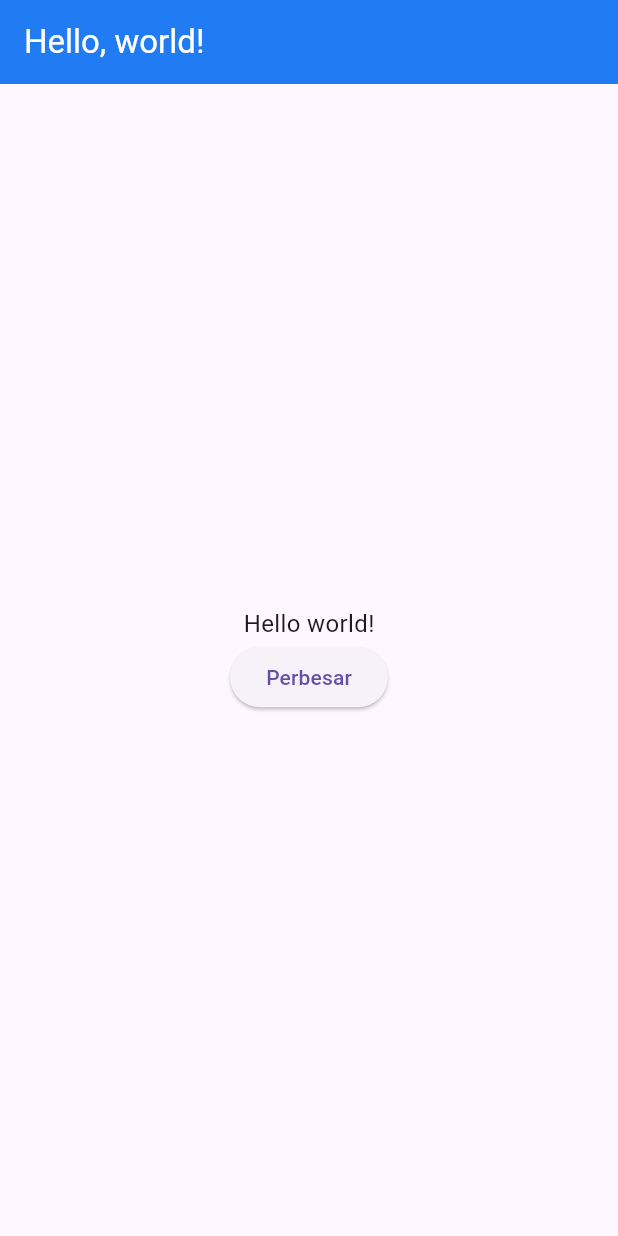
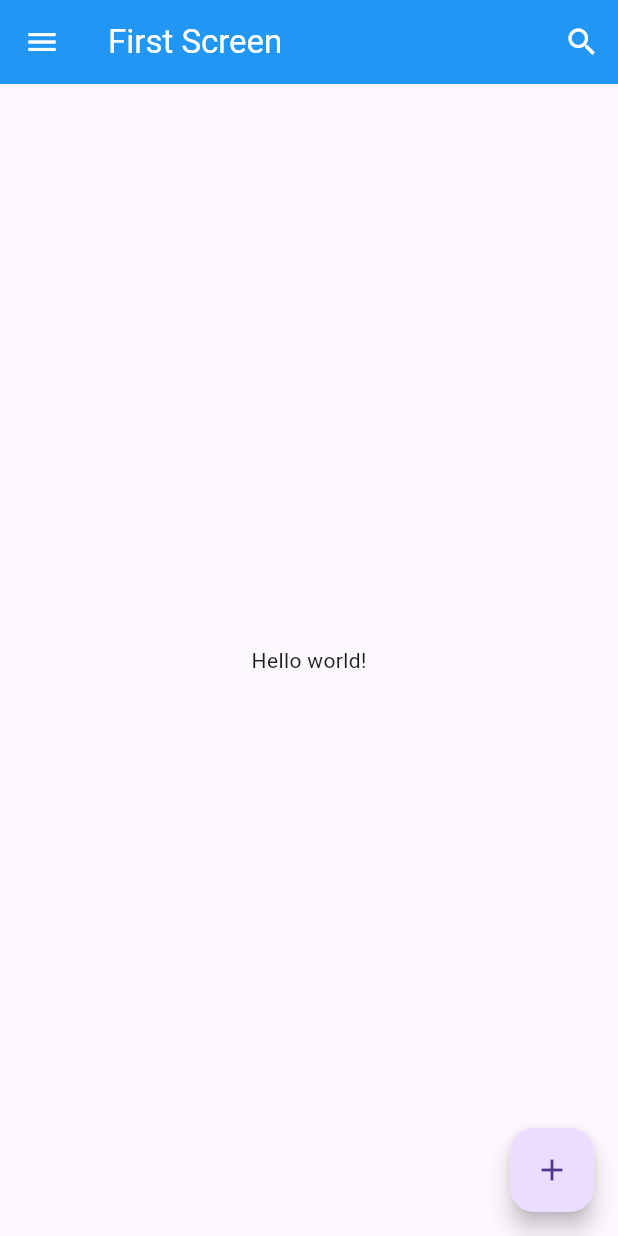
Before and after one commit to alriansyah/flutter-dicoding, a Flutter app: the screen it shows after launch, on a phone screen of 412 x 824 dp. Run offline on Flutter 3.47's test engine with Material 3 defaults, Android fonts, the phone set to English and light mode, and no system bars.

Commit message:
Scaffold

```diff
--- /dev/null
+++ b/Flutter Dasar/flutter_materi/lib/3-Scafold.dart
@@ -0,0 +1,41 @@
+import 'package:flutter/material.dart';
+
+class FirstScreen extends StatelessWidget {
+  const FirstScreen({Key? key}) : super(key: key);
+
+  @override
+  Widget build(BuildContext context) {
+    return Scaffold(
+      appBar: AppBar(
+        title: const Text('First Screen',
+            style: TextStyle(
+              color: Colors.white,
+            )),
+        actions: <Widget>[
+          IconButton(
+            icon: const Icon(
+              Icons.search,
+              color: Colors.white,
+            ),
+            onPressed: () {},
+          ),
+        ],
+        leading: IconButton(
+          icon: const Icon(
+            Icons.menu,
+            color: Colors.white,
+          ),
+          onPressed: () {},
+        ),
+        backgroundColor: Colors.blue,
+      ),
+      body: const Center(
+        child: Text('Hello world!'),
+      ),
+      floatingActionButton: FloatingActionButton(
+        child: const Icon(Icons.add),
+        onPressed: () {},
+      ),
+    );
+  }
+}
--- a/Flutter Dasar/flutter_materi/lib/main.dart
+++ b/Flutter Dasar/flutter_materi/lib/main.dart
@@ -1,6 +1,7 @@
 import 'package:flutter/material.dart';
 import './1-StatelessWidget.dart';
-import './2-StateFulWidget.dart';
+import '2-StatefulWidget.dart';
+import './3-Scafold.dart';
 
 void main() {
   runApp(MyApp());
@@ -14,21 +15,7 @@
       theme: ThemeData(
         primarySwatch: Colors.blue,
       ),
-      home: Scaffold(
-        appBar: AppBar(
-          title: Text('Hello, world!', style: TextStyle(color: Colors.white)),
-          backgroundColor: Color.fromARGB(255, 33, 124, 243),
-        ),
-        // body: Center(
-        //   child: Heading(
-        //     text: 'Hello, world!',
-        //   ),
-        // ),
-        body: Center(
-          child: BiggerText(
-              text: "Hello world!"), // Ubah widget Heading ke PerubahanText
-        ),
-      ),
+      home: const FirstScreen(),
     );
   }
 }
```
